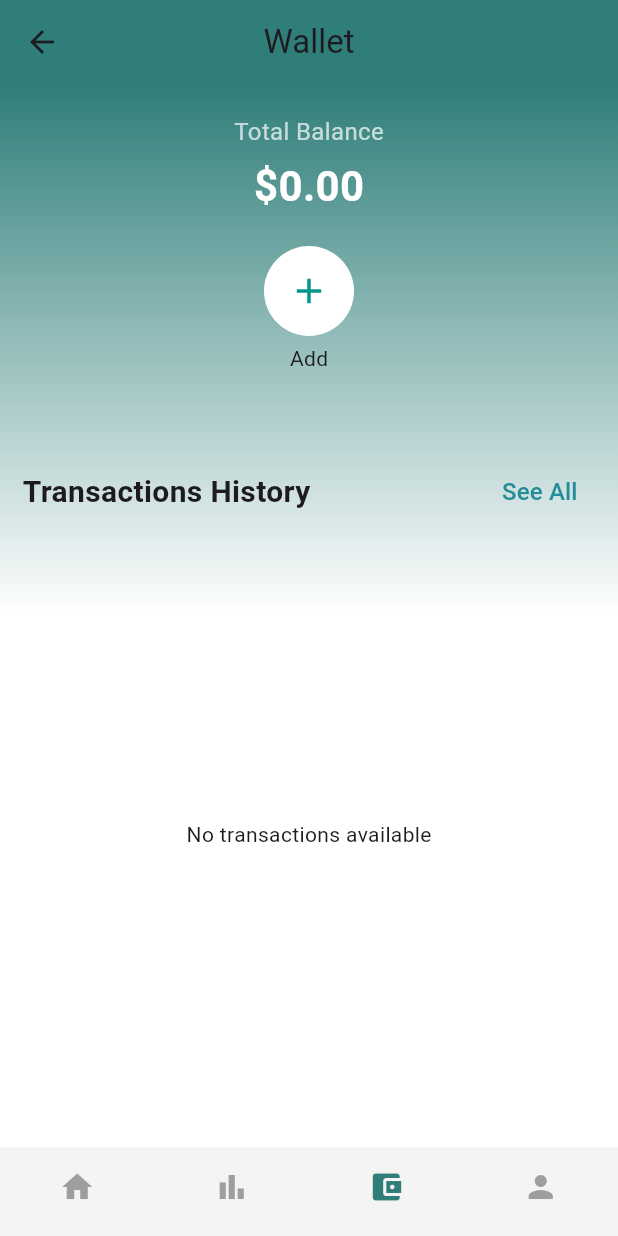
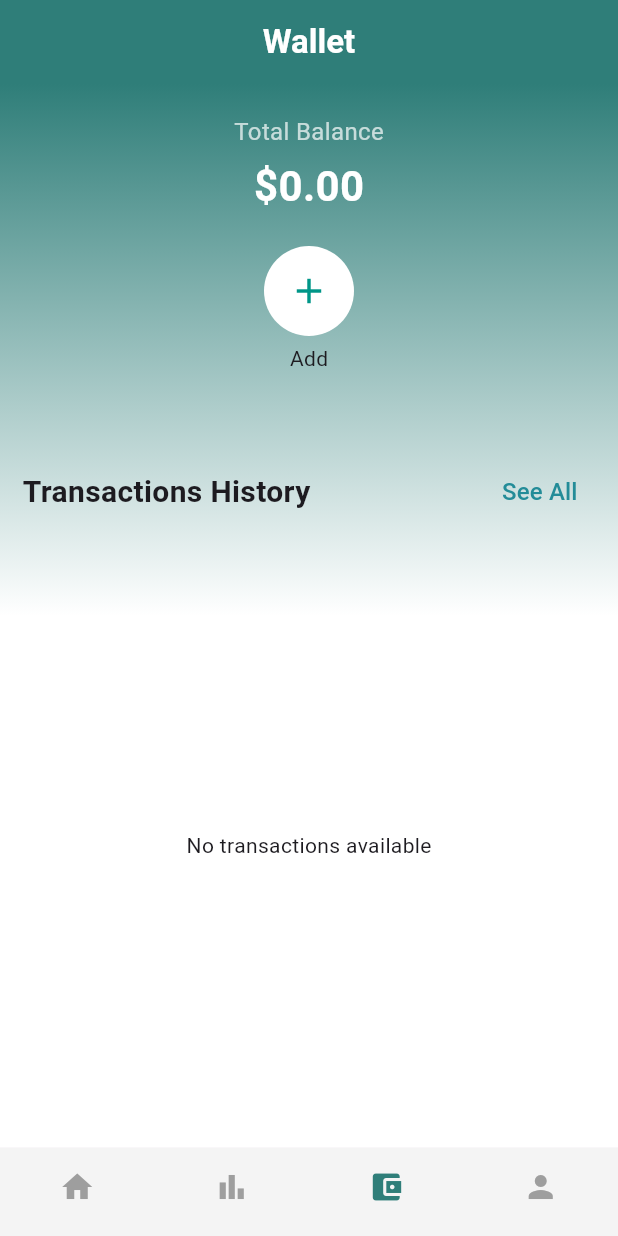
Before and after one commit to adhilfouzi/xpenso, a Flutter app: the screen it shows after launch, item 3 of the bottom bar chosen, on a phone screen of 412 x 824 dp. Run offline on Flutter 3.47's test engine with Material 3 defaults, Android fonts, the phone set to English and light mode, and no system bars; our stand-ins replace flutter_keyboard_visibility, hive_ce; accounts and stored records are empty.

Commit message:
add formatter utility for date and currency; update transaction date handling and improve wallet screen UI

```diff
--- a/lib/ui/screens/home/home_screen.dart
+++ b/lib/ui/screens/home/home_screen.dart
@@ -4,6 +4,7 @@ import '../../../core/colors.dart';
 import '../../../core/images.dart';
 import '../../../providers/transaction_provider.dart';
 import '../../../data/model/transaction_model.dart';
+import '../../../utils/formater.dart';
 
 class HomeScreen extends StatelessWidget {
   const HomeScreen({super.key});
@@ -48,7 +49,7 @@ class TransactionHistory extends StatelessWidget {
         return Consumer<TransactionProvider>(
           builder: (context, provider, child) {
             return Padding(
-              padding: const EdgeInsets.all(15),
+              padding: const EdgeInsets.only(top: 15, left: 15, right: 15),
               child: Expanded(
                 child: Padding(
                   padding: const EdgeInsets.only(top: 20),
@@ -81,8 +82,8 @@ class TransactionHistory extends StatelessWidget {
                                       provider.transactions[index];
                                   return TransactionTileWidget(
                                     title: transaction.title,
-                                    subtitle:
-                                        transaction.date.toIso8601String(),
+                                    subtitle: Formatter.dateTimetoString(
+                                        transaction.date),
                                     amount: transaction.amount,
                                     isIncome: transaction.type ==
                                         TransactionType.income,
--- a/lib/ui/screens/home/wallet_screen.dart
+++ b/lib/ui/screens/home/wallet_screen.dart
@@ -13,14 +13,17 @@ class WalletScreen extends StatelessWidget {
       extendBodyBehindAppBar: false,
       appBar: AppBar(
         backgroundColor: MyColors.primary,
-        title: const Text('Wallet'),
+        title: const Text(
+          'Wallet',
+          style: TextStyle(
+            fontSize: 22,
+            fontWeight: FontWeight.bold,
+            color: Colors.white,
+          ),
+        ),
         centerTitle: true,
         // backgroundColor: Colors.teal,
         elevation: 0,
-        leading: IconButton(
-          icon: const Icon(Icons.arrow_back),
-          onPressed: () => Navigator.pop(context),
-        ),
       ),
       body: Container(
         decoration: const BoxDecoration(
--- a/pubspec.yaml
+++ b/pubspec.yaml
@@ -18,6 +18,7 @@ dependencies:
   path_provider: ^2.1.5
   provider: ^6.1.2
   flutter_keyboard_visibility: ^6.0.0
+  intl: ^0.20.2
 
 dev_dependencies:
   flutter_test:
```
Also changed, not shown: lib/ui/screens/home/add_transaction_screen.dart (+3 -5 lines), lib/utils/formater.dart (added, +117 -0 lines), pubspec.lock.
